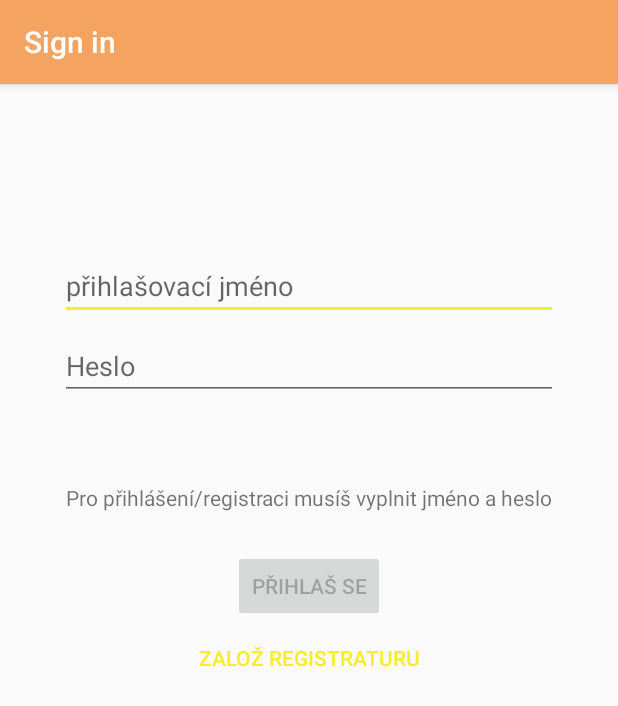
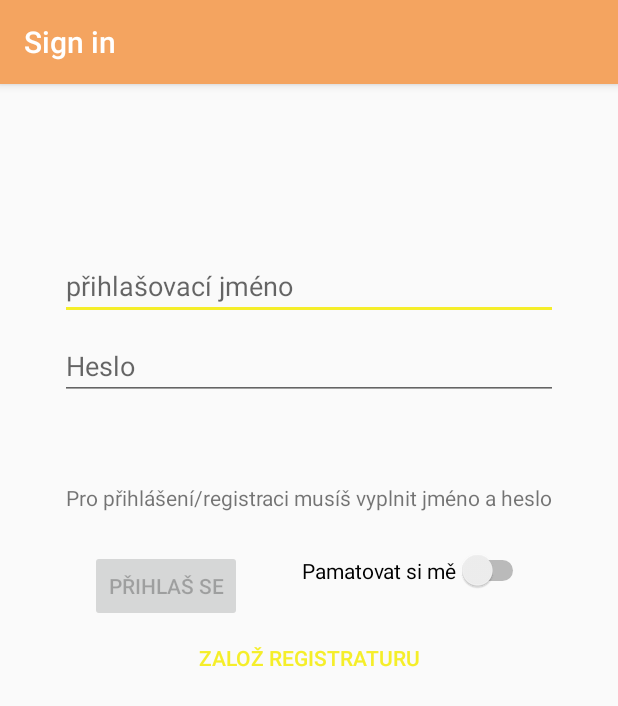
Before and after one commit to jumbo1893/Trus, an Android app: the screen it shows after launch (LoginActivity), on a phone screen of 412 x 824 dp. Shown: the top 706 px of the screen. Run offline under Robolectric (Android 15) with nearby library versions, the phone set to English and light mode, and no system bars; our stand-ins replace Firebase (no records; nobody signed in at launch, a user with empty details on screens opened directly).

Commit message:
Zapamatování loginu, odhlášení, šifrování hesla

```diff
--- a/app/src/main/java/com/jumbo/trus/playerlist/BeerDialog.java
+++ b/app/src/main/java/com/jumbo/trus/playerlist/BeerDialog.java
@@ -11,6 +11,7 @@ import android.view.View;
 import android.view.ViewGroup;
 import android.widget.Button;
 import android.widget.ImageButton;
+import android.widget.Switch;
 import android.widget.TextView;
 
 import androidx.annotation.NonNull;
--- a/app/src/main/java/com/jumbo/trus/user/LoginActivity.java
+++ b/app/src/main/java/com/jumbo/trus/user/LoginActivity.java
@@ -7,12 +7,14 @@ import androidx.lifecycle.Observer;
 import androidx.lifecycle.ViewModelProvider;
 
 import android.content.Intent;
+import android.content.SharedPreferences;
 import android.os.Bundle;
 
 import androidx.annotation.Nullable;
 import androidx.annotation.StringRes;
 import androidx.appcompat.app.AppCompatActivity;
 
+import android.preference.PreferenceManager;
 import android.text.Editable;
 import android.text.TextWatcher;
 import android.util.Log;
@@ -22,12 +24,16 @@ import android.view.inputmethod.EditorInfo;
 import android.widget.Button;
 import android.widget.EditText;
 import android.widget.ProgressBar;
+import android.widget.Switch;
 import android.widget.TextView;
 import android.widget.Toast;
 
 import com.google.firebase.auth.FirebaseAuth;
 import com.jumbo.trus.MainActivity;
 import com.jumbo.trus.R;
+
+import java.security.NoSuchAlgorithmException;
+import java.util.List;
 
 public class LoginActivity extends AppCompatActivity implements View.OnClickListener, TextWatcher {
 
@@ -36,17 +42,22 @@ public class LoginActivity extends AppCompatActivity implements View.OnClickList
     private EditText et_username, et_password;
     private TextView tv_emptyfields;
     private Button btn_login, btn_register;
+    private Switch sw_remember;
     private ProgressBar progress_bar;
+
+    private boolean logout;
 
     private LoginViewModel loginViewModel;
 
-    private User user;
+    private SharedPreferences pref;
 
 
     @Override
     public void onCreate(Bundle savedInstanceState) {
         super.onCreate(savedInstanceState);
+        logout = getIntent().getBooleanExtra("logout", false);
         setContentView(R.layout.activity_login);
+        pref = getSharedPreferences("Preferences", MODE_PRIVATE);
         loginViewModel = new ViewModelProvider(this).get(LoginViewModel.class);
         loginViewModel.init();
         et_username = findViewById(R.id.et_username);
@@ -54,11 +65,16 @@ public class LoginActivity extends AppCompatActivity implements View.OnClickList
         tv_emptyfields = findViewById(R.id.tv_emptyfields);
         btn_login = findViewById(R.id.btn_login);
         btn_register = findViewById(R.id.btn_register);
+        sw_remember = findViewById(R.id.sw_remember);
         progress_bar = findViewById(R.id.progress_bar);
         btn_login.setOnClickListener(this);
         btn_register.setOnClickListener(this);
         et_username.addTextChangedListener(this);
         et_password.addTextChangedListener(this);
+        showProgressBar();
+        et_username.setFocusable(false);
+        et_password.setFocusable(false);
+        setRememberedCredentials();
 
         loginViewModel.isUpdating().observe(this, new Observer<Boolean>() {
             @Override
@@ -81,10 +97,32 @@ public class LoginActivity extends AppCompatActivity implements View.OnClickList
             }
         });
 
+        loginViewModel.getUsers().observe(this, new Observer<List<User>>() {
+            @Override
+            public void onChanged(List<User> users) {
+                hideProgressBar();
+                et_username.setFocusableInTouchMode(true);
+                et_password.setFocusableInTouchMode(true);
+                loginWithRememberedLogin();
+            }
+        });
+
         loginViewModel.getUser().observe(this, new Observer<User>() {
             @Override
             public void onChanged(User user) {
                 Log.d(TAG, "přihlášen " + user);
+                if (sw_remember.isChecked()) {
+                    getSharedPreferences("Preferences", MODE_PRIVATE)
+                            .edit()
+                            .putString("username", user.getName())
+                            .putString("password", user.getPassword())
+                            .putBoolean("remember", sw_remember.isChecked())
+                            .apply();
+                }
+                getSharedPreferences("Preferences", MODE_PRIVATE)
+                        .edit()
+                        .putBoolean("remember", sw_remember.isChecked())
+                        .apply();
                 switchToMainActivity(user);
             }
         });
@@ -120,13 +158,28 @@ public class LoginActivity extends AppCompatActivity implements View.OnClickList
         startActivity(intent);
     }
 
+    private void loginWithRememberedLogin() {
+        if (pref.getBoolean("remember", false) && !logout) {
+            loginViewModel.loginWithHashedPassword(pref.getString("username", ""), pref.getString("password", ""));
+        }
+    }
+
+    private void setRememberedCredentials() {
+        if (pref.getBoolean("remember", false)) {
+            et_username.setText(pref.getString("username", ""));
+            sw_remember.setChecked(pref.getBoolean("remember", false));
+        }
+    }
+
     @Override
     public void onClick(View v) {
         String name = et_username.getText().toString().trim();
         String password = et_password.getText().toString().trim();
         switch (v.getId()) {
             case R.id.btn_login:
-                loginViewModel.loginWithUsernameAndPassword(name, password);
+                if (loginViewModel.loginWithUsernameAndPassword(name, password) && sw_remember.isChecked()) {
+
+                }
 
                 break;
             case R.id.btn_register:
--- a/app/src/main/res/layout/activity_login.xml
+++ b/app/src/main/res/layout/activity_login.xml
@@ -63,12 +63,27 @@
         android:layout_gravity="start"
         android:layout_marginStart="48dp"
         android:layout_marginTop="100dp"
-        android:layout_marginEnd="48dp"
+        android:layout_marginEnd="20dp"
         android:layout_marginBottom="64dp"
         android:enabled="false"
         android:text="@string/action_sign_in"
+        app:layout_constraintEnd_toStartOf="@id/sw_remember"
+        app:layout_constraintStart_toStartOf="parent"
+        app:layout_constraintTop_toBottomOf="@+id/et_password"
+        app:layout_constraintVertical_bias="0.2" />
+
+    <Switch
+        android:id="@+id/sw_remember"
+        android:layout_width="wrap_content"
+        android:layout_height="wrap_content"
+        android:layout_gravity="start"
+        android:layout_marginStart="20dp"
+        android:layout_marginTop="100dp"
+        android:layout_marginEnd="48dp"
+        android:layout_marginBottom="64dp"
+        android:text="Pamatovat si mě"
         app:layout_constraintEnd_toEndOf="parent"
-        app:layout_constraintStart_toStartOf="parent"
+        app:layout_constraintStart_toEndOf="@id/btn_login"
         app:layout_constraintTop_toBottomOf="@+id/et_password"
         app:layout_constraintVertical_bias="0.2" />
 
```
Also changed, not shown: app/src/main/java/com/jumbo/trus/home/HomeFragment.java (+14 -2 lines), app/src/main/java/com/jumbo/trus/season/SeasonsFragment.java (+20 -11 lines), app/src/main/java/com/jumbo/trus/season/SeasonsViewModel.java (+4 -9 lines), app/src/main/java/com/jumbo/trus/user/LoginViewModel.java (+39 -2 lines), app/src/main/java/com/jumbo/trus/user/PasswordEncryption.java (added, +25 -0 lines), app/src/main/res/layout/fragment_home.xml (+7 -8 lines).
